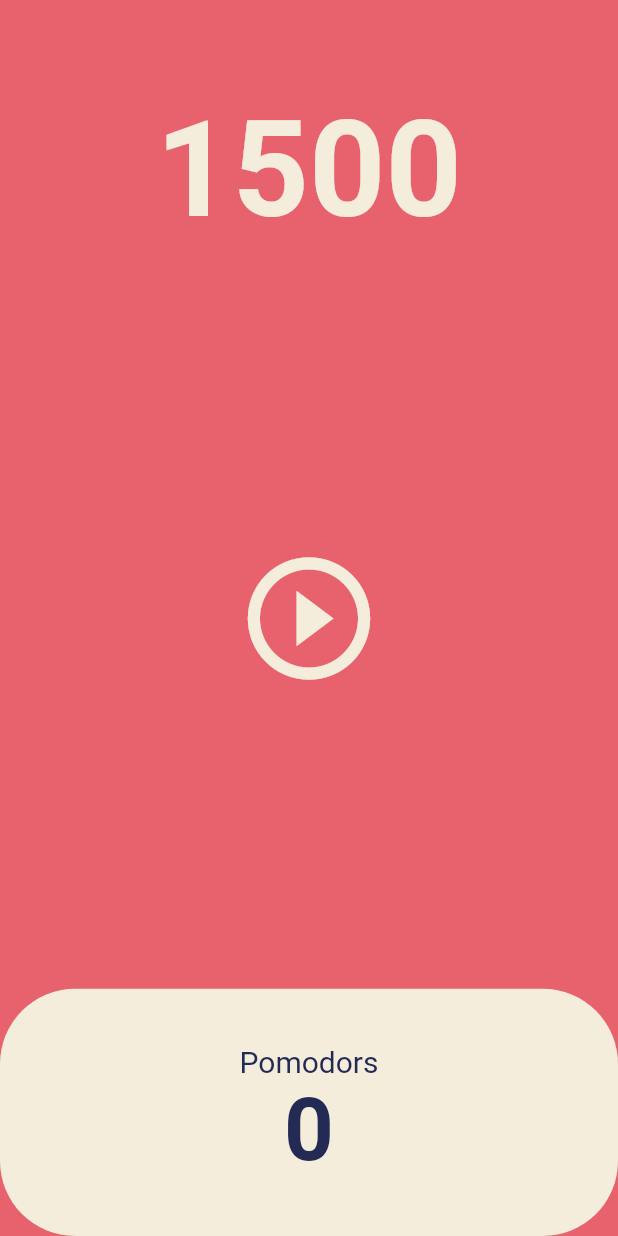
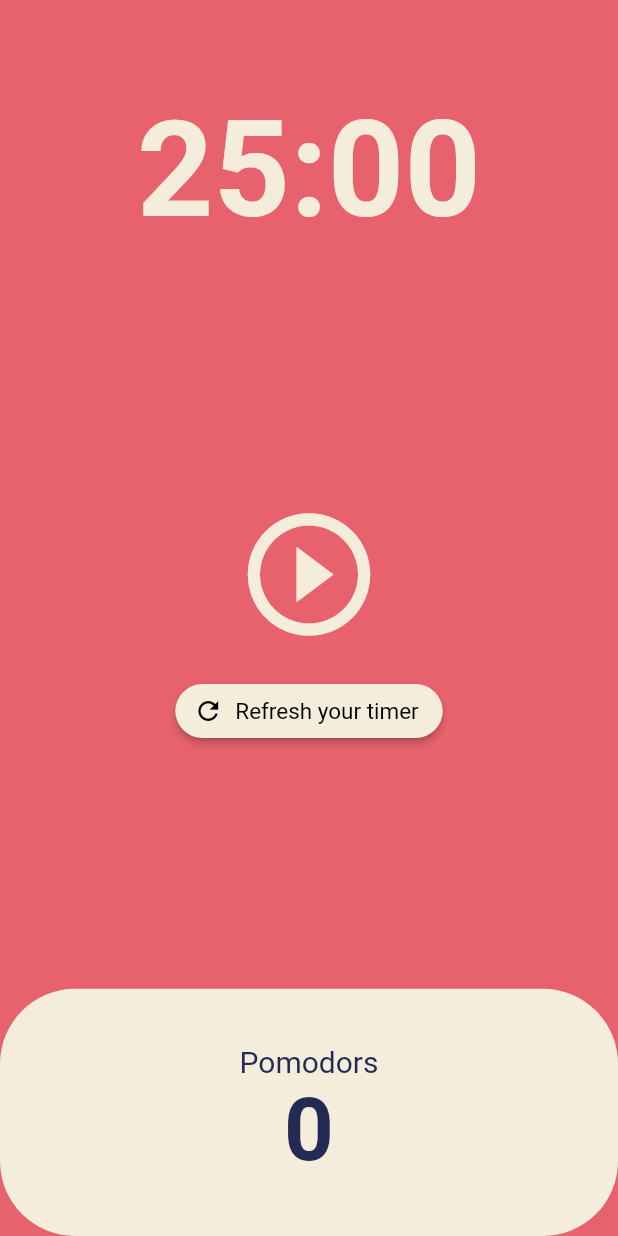
Before and after one commit to 2dowon/NomadCoders_Flutter, a Flutter app: the screen it shows after launch, on a phone screen of 412 x 824 dp. Run offline on Flutter 3.47's test engine with Material 2 defaults, Android fonts, the phone set to English and light mode, and no system bars.

```diff
--- a/lib/screens/home_screen.dart
+++ b/lib/screens/home_screen.dart
@@ -10,14 +10,26 @@ class HomeScreen extends StatefulWidget {
 }
 
 class _HomeScreenState extends State<HomeScreen> {
-  int totalSeconds = 1500;
+  static const twentyFiveMinutes = 1500;
+
+  int totalSeconds = twentyFiveMinutes;
   bool isRunning = false;
+  int totalPomodoros = 0;
   late Timer timer;
 
   void onTick(Timer timer) {
+    if (totalSeconds == 0) {
+      setState(() {
+        totalPomodoros += 1;
+        isRunning = false;
+        totalSeconds = twentyFiveMinutes;
+      });
+      timer.cancel();
+    } else {
       setState(() {
         totalSeconds -= 1;
       });
+    }
   }
 
   void onStartPressed() {
@@ -39,6 +51,20 @@ class _HomeScreenState extends State<HomeScreen> {
     });
   }
 
+  void onRefreshPressed() {
+    timer.cancel();
+
+    setState(() {
+      isRunning = false;
+      totalSeconds = twentyFiveMinutes;
+    });
+  }
+
+  String format(int seconds) {
+    var duration = Duration(seconds: seconds);
+    return duration.toString().split((".")).first.substring(2);
+  }
+
   @override
   Widget build(BuildContext context) {
     return Scaffold(
@@ -50,7 +76,7 @@ class _HomeScreenState extends State<HomeScreen> {
             child: Container(
               alignment: Alignment.bottomCenter,
               child: Text(
-                "$totalSeconds",
+                format(totalSeconds),
                 style: TextStyle(
                   color: Theme.of(context).cardColor,
                   fontSize: 89,
@@ -61,7 +87,10 @@ class _HomeScreenState extends State<HomeScreen> {
           ),
           Flexible(
             flex: 3,
-            child: Center(
+            child: Column(
+              mainAxisAlignment: MainAxisAlignment.center,
+              children: [
+                Center(
                   child: IconButton(
                       iconSize: 98,
                       color: Theme.of(context).cardColor,
@@ -69,6 +98,34 @@ class _HomeScreenState extends State<HomeScreen> {
                       icon: Icon(isRunning
                           ? Icons.pause_circle_outline_outlined
                           : Icons.play_circle_outline_outlined)),
+                ),
+                const SizedBox(
+                  height: 10,
+                ),
+                Center(
+                  child: ElevatedButton.icon(
+                    style: ElevatedButton.styleFrom(
+                      shape: RoundedRectangleBorder(
+                          borderRadius: BorderRadius.circular(20)),
+                      backgroundColor: Theme.of(context).cardColor,
+                    ),
+                    onPressed: onRefreshPressed,
+                    icon: const Icon(
+                      Icons.refresh,
+                      color: Colors.black,
+                      size: 20,
+                    ),
+                    label: const Text(
+                      "Refresh your timer",
+                      style: TextStyle(
+                        color: Colors.black,
+                        fontSize: 15,
+                        fontWeight: FontWeight.w400,
+                      ),
+                    ),
+                  ),
+                ),
+              ],
             ),
           ),
           Flexible(
@@ -93,7 +150,7 @@ class _HomeScreenState extends State<HomeScreen> {
                                   ?.color),
                         ),
                         Text(
-                          "0",
+                          "$totalPomodoros",
                           style: TextStyle(
                               fontSize: 58,
                               fontWeight: FontWeight.w600,
```
Lines whose indentation alone changed are shown as unchanged.
